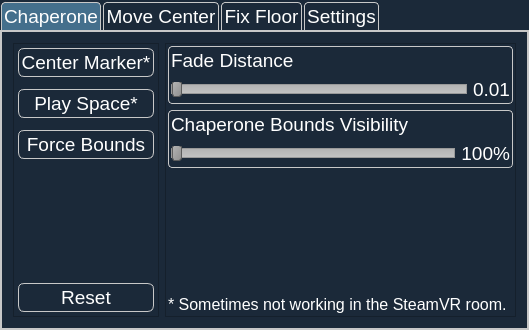
This is ui/overlaywidget.ui in OpenVR-Advanced-Settings/OpenVR-AdvancedSettings as Qt 5 draws it before an edit. The edited form follows.
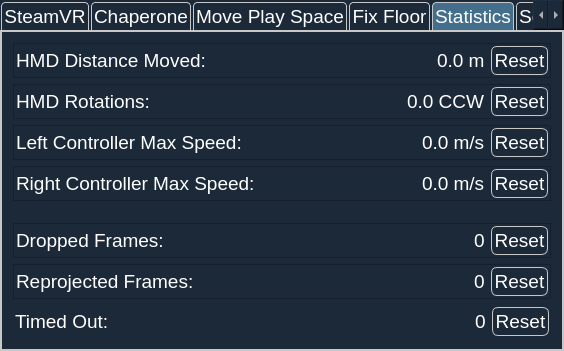
This is the edited form. The open tabs and pages were chosen to show the change.

Patch:
```diff
--- a/ui/overlaywidget.ui
+++ b/ui/overlaywidget.ui
@@ -6,8 +6,8 @@
    <rect>
     <x>0</x>
     <y>0</y>
-    <width>529</width>
-    <height>330</height>
+    <width>564</width>
+    <height>351</height>
    </rect>
   </property>
   <property name="windowTitle">
@@ -97,12 +97,12 @@
     border-radius: 3px;
 }
 
-#FadeDistanceFrame, #ColorAlphaFrame {
+#FadeDistanceFrame, #ColorAlphaFrame, #SupersamplingFrame {
     border: 1px solid rgb(200, 200, 200);
     border-radius: 4px;
 }
 
-#ChaperoneHelpLabel {
+#ChaperoneHelpLabel, #SteamVRHelpLabel {
 	font: 12pt;
 }
 
@@ -129,6 +129,193 @@
      <property name="currentIndex">
       <number>0</number>
      </property>
+     <widget class="QWidget" name="SteamVRTab">
+      <attribute name="title">
+       <string>SteamVR</string>
+      </attribute>
+      <layout class="QVBoxLayout" name="verticalLayout_9">
+       <property name="spacing">
+        <number>12</number>
+       </property>
+       <item>
+        <widget class="QFrame" name="SupersamplingFrame">
+         <property name="frameShape">
+          <enum>QFrame::StyledPanel</enum>
+         </property>
+         <property name="frameShadow">
+          <enum>QFrame::Raised</enum>
+         </property>
+         <layout class="QVBoxLayout" name="verticalLayout_8">
+          <property name="leftMargin">
+           <number>2</number>
+          </property>
+          <property name="topMargin">
+           <number>2</number>
+          </property>
+          <property name="rightMargin">
+           <number>2</number>
+          </property>
+          <property name="bottomMargin">
+           <number>2</number>
+          </property>
+          <item>
+           <widget class="QLabel" name="label_5">
+            <property name="text">
+             <string>Supersampling*</string>
+            </property>
+           </widget>
+          </item>
+          <item>
+           <widget class="QWidget" name="widget_7" native="true">
+            <layout class="QHBoxLayout" name="horizontalLayout_13">
+             <property name="leftMargin">
+              <number>0</number>
+             </property>
+             <property name="topMargin">
+              <number>0</number>
+             </property>
+             <property name="rightMargin">
+              <number>0</number>
+             </property>
+             <property name="bottomMargin">
+              <number>0</number>
+             </property>
+             <item>
+              <widget class="QSlider" name="SupersamplingSlider">
+               <property name="minimum">
+                <number>1</number>
+               </property>
+               <property name="maximum">
+                <number>40</number>
+               </property>
+               <property name="pageStep">
+                <number>5</number>
+               </property>
+               <property name="value">
+                <number>10</number>
+               </property>
+               <property name="orientation">
+                <enum>Qt::Horizontal</enum>
+               </property>
+              </widget>
+             </item>
+             <item>
+              <widget class="QLabel" name="SupersamplingLabel">
+               <property name="minimumSize">
+                <size>
+                 <width>30</width>
+                 <height>0</height>
+                </size>
+               </property>
+               <property name="text">
+                <string>1.0</string>
+               </property>
+               <property name="alignment">
+                <set>Qt::AlignRight|Qt::AlignTrailing|Qt::AlignVCenter</set>
+               </property>
+              </widget>
+             </item>
+            </layout>
+           </widget>
+          </item>
+         </layout>
+        </widget>
+       </item>
+       <item>
+        <widget class="QWidget" name="widget_6" native="true">
+         <layout class="QHBoxLayout" name="horizontalLayout_15">
+          <property name="leftMargin">
+           <number>2</number>
+          </property>
+          <property name="topMargin">
+           <number>2</number>
+          </property>
+          <property name="rightMargin">
+           <number>2</number>
+          </property>
+          <property name="bottomMargin">
+           <number>2</number>
+          </property>
+          <item>
+           <widget class="QPushButton" name="ReprojectionToggle">
+            <property name="text">
+             <string>Allow Reprojection*</string>
+            </property>
+            <property name="checkable">
+             <bool>true</bool>
+            </property>
+           </widget>
+          </item>
+          <item>
+           <widget class="QPushButton" name="ForceReprojectionToggle">
+            <property name="text">
+             <string>Force Reprojection*</string>
+            </property>
+            <property name="checkable">
+             <bool>true</bool>
+            </property>
+           </widget>
+          </item>
+         </layout>
+        </widget>
+       </item>
+       <item>
+        <spacer name="verticalSpacer_7">
+         <property name="orientation">
+          <enum>Qt::Vertical</enum>
+         </property>
+         <property name="sizeHint" stdset="0">
+          <size>
+           <width>20</width>
+           <height>40</height>
+          </size>
+         </property>
+        </spacer>
+       </item>
+       <item>
+        <widget class="QWidget" name="widget_4" native="true">
+         <layout class="QHBoxLayout" name="horizontalLayout_14">
+          <property name="spacing">
+           <number>6</number>
+          </property>
+          <property name="leftMargin">
+           <number>2</number>
+          </property>
+          <property name="topMargin">
+           <number>2</number>
+          </property>
+          <property name="rightMargin">
+           <number>2</number>
+          </property>
+          <property name="bottomMargin">
+           <number>2</number>
+          </property>
+          <item>
+           <widget class="QPushButton" name="SteamVRResetButton">
+            <property name="text">
+             <string>Reset</string>
+            </property>
+           </widget>
+          </item>
+          <item>
+           <widget class="QPushButton" name="SteamVRRestartButton">
+            <property name="text">
+             <string>Restart SteamVR</string>
+            </property>
+           </widget>
+          </item>
+         </layout>
+        </widget>
+       </item>
+       <item>
+        <widget class="QLabel" name="SteamVRHelpLabel">
+         <property name="text">
+          <string>* Requires Restart</string>
+         </property>
+        </widget>
+       </item>
+      </layout>
+     </widget>
      <widget class="QWidget" name="ChaperoneTab">
       <attribute name="title">
        <string>Chaperone</string>
@@ -406,7 +593,7 @@
              </font>
             </property>
             <property name="text">
-             <string>* Sometimes not working in the SteamVR room.</string>
+             <string>* Not always working in the SteamVR room.</string>
             </property>
             <property name="wordWrap">
              <bool>true</bool>
@@ -420,11 +607,102 @@
      </widget>
      <widget class="QWidget" name="MoveTab">
       <attribute name="title">
-       <string>Move Center</string>
+       <string>Move Play Space</string>
       </attribute>
       <layout class="QVBoxLayout" name="verticalLayout_6">
        <item>
-        <widget class="QFrame" name="frame_3">
+        <widget class="QFrame" name="frame_9">
+         <property name="frameShape">
+          <enum>QFrame::StyledPanel</enum>
+         </property>
+         <property name="frameShadow">
+          <enum>QFrame::Raised</enum>
+         </property>
+         <layout class="QHBoxLayout" name="horizontalLayout_12">
+          <property name="leftMargin">
+           <number>2</number>
+          </property>
+          <property name="topMargin">
+           <number>2</number>
+          </property>
+          <property name="rightMargin">
+           <number>2</number>
+          </property>
+          <property name="bottomMargin">
+           <number>2</number>
+          </property>
+          <item>
+           <spacer name="horizontalSpacer_2">
+            <property name="orientation">
+             <enum>Qt::Horizontal</enum>
+            </property>
+            <property name="sizeHint" stdset="0">
+             <size>
+              <width>40</width>
+              <height>20</height>
+             </size>
+            </property>
+           </spacer>
+          </item>
+          <item>
+           <widget class="QPushButton" name="MoveCenterStandingSwitch">
+            <property name="enabled">
+             <bool>false</bool>
+            </property>
+            <property name="minimumSize">
+             <size>
+              <width>100</width>
+              <height>0</height>
+             </size>
+            </property>
+            <property name="text">
+             <string>Standing</string>
+            </property>
+            <property name="checkable">
+             <bool>true</bool>
+            </property>
+            <property name="checked">
+             <bool>true</bool>
+            </property>
+           </widget>
+          </item>
+          <item>
+           <widget class="QPushButton" name="MoveCenterSeatedSwitch">
+            <property name="enabled">
+             <bool>false</bool>
+            </property>
+            <property name="minimumSize">
+             <size>
+              <width>100</width>
+              <height>0</height>
+             </size>
+            </property>
+            <property name="text">
+             <string>Seated</string>
+            </property>
+            <property name="checkable">
+             <bool>true</bool>
+            </property>
+           </widget>
+          </item>
+          <item>
+           <spacer name="horizontalSpacer_3">
+            <property name="orientation">
+             <enum>Qt::Horizontal</enum>
+            </property>
+            <property name="sizeHint" stdset="0">
+             <size>
+              <width>40</width>
+              <height>20</height>
+             </size>
+            </property>
+           </spacer>
+          </item>
+         </layout>
+        </widget>
+       </item>
+       <item>
+        <widget class="QFrame" name="XAxisFrame">
          <property name="frameShape">
           <enum>QFrame::StyledPanel</enum>
          </property>
@@ -543,7 +821,7 @@
         </widget>
        </item>
        <item>
-        <widget class="QFrame" name="frame_4">
+        <widget class="QFrame" name="YAxisFrame">
          <property name="frameShape">
           <enum>QFrame::StyledPanel</enum>
          </property>
@@ -902,6 +1180,426 @@
        </item>
       </layout>
      </widget>
+     <widget class="QWidget" name="tab">
+      <attribute name="title">
+       <string>Statistics</string>
+      </attribute>
+      <layout class="QVBoxLayout" name="verticalLayout_10">
+       <item>
+        <widget class="QFrame" name="frame_10">
+         <property name="frameShape">
+          <enum>QFrame::StyledPanel</enum>
+         </property>
+         <property name="frameShadow">
+          <enum>QFrame::Raised</enum>
+         </property>
+         <layout class="QHBoxLayout" name="horizontalLayout_16">
+          <property name="leftMargin">
+           <number>2</number>
+          </property>
+          <property name="topMargin">
+           <number>2</number>
+          </property>
+          <property name="rightMargin">
+           <number>2</number>
+          </property>
+          <property name="bottomMargin">
+           <number>2</number>
+          </property>
+          <item>
+           <widget class="QLabel" name="label_7">
+            <property name="text">
+             <string>HMD Distance Moved:</string>
+            </property>
+           </widget>
+          </item>
+          <item>
+           <spacer name="horizontalSpacer_5">
+            <property name="orientation">
+             <enum>Qt::Horizontal</enum>
+            </property>
+            <property name="sizeHint" stdset="0">
+             <size>
+              <width>40</width>
+              <height>20</height>
+             </size>
+            </property>
+           </spacer>
+          </item>
+          <item>
+           <widget class="QLabel" name="StatsDistanceLabel">
+            <property name="text">
+             <string>0.0 m</string>
+            </property>
+           </widget>
+          </item>
+          <item>
+           <widget class="QPushButton" name="StatsDistanceResetButton">
+            <property name="text">
+             <string>Reset</string>
+            </property>
+           </widget>
+          </item>
+         </layout>
+        </widget>
+       </item>
+       <item>
+        <widget class="QFrame" name="frame_21">
+         <property name="frameShape">
+          <enum>QFrame::StyledPanel</enum>
+         </property>
+         <property name="frameShadow">
+          <enum>QFrame::Raised</enum>
+         </property>
+         <layout class="QHBoxLayout" name="horizontalLayout_32">
+          <property name="leftMargin">
+           <number>2</number>
+          </property>
+          <property name="topMargin">
+           <number>2</number>
+          </property>
+          <property name="rightMargin">
+           <number>2</number>
+          </property>
+          <property name="bottomMargin">
+           <number>2</number>
+          </property>
+          <item>
+           <widget class="QLabel" name="label_19">
+            <property name="text">
+             <string>HMD Rotations:</string>
+            </property>
+           </widget>
+          </item>
+          <item>
+           <spacer name="horizontalSpacer_15">
+            <property name="orientation">
+             <enum>Qt::Horizontal</enum>
+            </property>
+            <property name="sizeHint" stdset="0">
+             <size>
+              <width>40</width>
+              <height>20</height>
+             </size>
+            </property>
+           </spacer>
+          </item>
+          <item>
+           <widget class="QLabel" name="StatsRotationLabel">
+            <property name="text">
+             <string>0.0 CCW</string>
+            </property>
+           </widget>
+          </item>
+          <item>
+           <widget class="QPushButton" name="StatsRotationResetButton">
+            <property name="text">
+             <string>Reset</string>
+            </property>
+           </widget>
+          </item>
+         </layout>
+        </widget>
+       </item>
+       <item>
+        <widget class="QFrame" name="frame_11">
+         <property name="frameShape">
+          <enum>QFrame::StyledPanel</enum>
+         </property>
+         <property name="frameShadow">
+          <enum>QFrame::Raised</enum>
+         </property>
+         <layout class="QHBoxLayout" name="horizontalLayout_17">
+          <property name="leftMargin">
+           <number>2</number>
+          </property>
+          <property name="topMargin">
+           <number>2</number>
+          </property>
+          <property name="rightMargin">
+           <number>2</number>
+          </property>
+          <property name="bottomMargin">
+           <number>2</number>
+          </property>
+          <item>
+           <widget class="QLabel" name="label_9">
+            <property name="text">
+             <string>Left Controller Max Speed:</string>
+            </property>
+           </widget>
+          </item>
+          <item>
+           <spacer name="horizontalSpacer_8">
+            <property name="orientation">
+             <enum>Qt::Horizontal</enum>
+            </property>
+            <property name="sizeHint" stdset="0">
+             <size>
+              <width>40</width>
+              <height>20</height>
+             </size>
+            </property>
+           </spacer>
+          </item>
+          <item>
+           <widget class="QLabel" name="StatsLeftMaxSpeedLabel">
+            <property name="text">
+             <string>0.0 m/s</string>
+            </property>
+           </widget>
+          </item>
+          <item>
+           <widget class="QPushButton" name="StatsLeftMaxSpeedResetButton">
+            <property name="text">
+             <string>Reset</string>
+            </property>
+           </widget>
+          </item>
+         </layout>
+        </widget>
+       </item>
+       <item>
+        <widget class="QFrame" name="frame_12">
+         <property name="frameShape">
+          <enum>QFrame::StyledPanel</enum>
+         </property>
+         <property name="frameShadow">
+          <enum>QFrame::Raised</enum>
+         </property>
+         <layout class="QHBoxLayout" name="horizontalLayout_18">
+          <property name="leftMargin">
+           <number>2</number>
+          </property>
+          <property name="topMargin">
+           <number>2</number>
+          </property>
+          <property name="rightMargin">
+           <number>2</number>
+          </property>
+          <property name="bottomMargin">
+           <number>2</number>
+          </property>
+          <item>
+           <widget class="QLabel" name="label_10">
+            <property name="text">
+             <string>Right Controller Max Speed:</string>
+            </property>
+           </widget>
+          </item>
+          <item>
+           <spacer name="horizontalSpacer_9">
+            <property name="orientation">
+             <enum>Qt::Horizontal</enum>
+            </property>
+            <property name="sizeHint" stdset="0">
+             <size>
+              <width>40</width>
+              <height>20</height>
+             </size>
+            </property>
+           </spacer>
+          </item>
+          <item>
+           <widget class="QLabel" name="StatsRightMaxSpeedLabel">
+            <property name="text">
+             <string>0.0 m/s</string>
+            </property>
+           </widget>
+          </item>
+          <item>
+           <widget class="QPushButton" name="StatsRightMaxSpeedResetButton">
+            <property name="text">
+             <string>Reset</string>
+            </property>
+           </widget>
+          </item>
+         </layout>
+        </widget>
+       </item>
+       <item>
+        <spacer name="verticalSpacer_8">
+         <property name="orientation">
+          <enum>Qt::Vertical</enum>
+         </property>
+         <property name="sizeHint" stdset="0">
+          <size>
+           <width>20</width>
+           <height>111</height>
+          </size>
+         </property>
+        </spacer>
+       </item>
+       <item>
+        <widget class="QFrame" name="frame_3">
+         <property name="frameShape">
+          <enum>QFrame::StyledPanel</enum>
+         </property>
+         <property name="frameShadow">
+          <enum>QFrame::Raised</enum>
+         </property>
+         <layout class="QHBoxLayout" name="horizontalLayout_22">
+          <property name="leftMargin">
+           <number>2</number>
+          </property>
+          <property name="topMargin">
+           <number>2</number>
+          </property>
+          <property name="rightMargin">
+           <number>2</number>
+          </property>
+          <property name="bottomMargin">
+           <number>2</number>
+          </property>
+          <item>
+           <widget class="QLabel" name="label_12">
+            <property name="text">
+             <string>Dropped Frames:</string>
+            </property>
+           </widget>
+          </item>
+          <item>
+           <spacer name="horizontalSpacer_12">
+            <property name="orientation">
+             <enum>Qt::Horizontal</enum>
+            </property>
+            <property name="sizeHint" stdset="0">
+             <size>
+              <width>364</width>
+              <height>20</height>
+             </size>
+            </property>
+           </spacer>
+          </item>
+          <item>
+           <widget class="QLabel" name="DroppedFramesLabel">
+            <property name="text">
+             <string>0</string>
+            </property>
+           </widget>
+          </item>
+          <item>
+           <widget class="QPushButton" name="DroppedFramesResetButton">
+            <property name="text">
+             <string>Reset</string>
+            </property>
+           </widget>
+          </item>
+         </layout>
+        </widget>
+       </item>
+       <item>
+        <widget class="QFrame" name="frame_4">
+         <property name="frameShape">
+          <enum>QFrame::StyledPanel</enum>
+         </property>
+         <property name="frameShadow">
+          <enum>QFrame::Raised</enum>
+         </property>
+         <layout class="QHBoxLayout" name="horizontalLayout_23">
+          <property name="leftMargin">
+           <number>2</number>
+          </property>
+          <property name="topMargin">
+           <number>2</number>
+          </property>
+          <property name="rightMargin">
+           <number>2</number>
+          </property>
+          <property name="bottomMargin">
+           <number>2</number>
+          </property>
+          <item>
+           <widget class="QLabel" name="label_14">
+            <property name="text">
+             <string>Reprojected Frames:</string>
+            </property>
+           </widget>
+          </item>
+          <item>
+           <spacer name="horizontalSpacer_13">
+            <property name="orientation">
+             <enum>Qt::Horizontal</enum>
+            </property>
+            <property name="sizeHint" stdset="0">
+             <size>
+              <width>336</width>
+              <height>20</height>
+             </size>
+            </property>
+           </spacer>
+          </item>
+          <item>
+           <widget class="QLabel" name="ReprojectedFramesLabel">
+            <property name="text">
+             <string>0</string>
+            </property>
+           </widget>
+          </item>
+          <item>
+           <widget class="QPushButton" name="ReprojectedFramesResetButton">
+            <property name="text">
+             <string>Reset</string>
+            </property>
+           </widget>
+          </item>
+         </layout>
+        </widget>
+       </item>
+       <item>
+        <widget class="QWidget" name="widget_10" native="true">
+         <layout class="QHBoxLayout" name="horizontalLayout_24">
+          <property name="leftMargin">
+           <number>2</number>
+          </property>
+          <property name="topMargin">
+           <number>2</number>
+          </property>
+          <property name="rightMargin">
+           <number>2</number>
+          </property>
+          <property name="bottomMargin">
+           <number>2</number>
+          </property>
+          <item>
+           <widget class="QLabel" name="label_16">
+            <property name="text">
+             <string>Timed Out:</string>
+            </property>
+           </widget>
+          </item>
+          <item>
+           <spacer name="horizontalSpacer_14">
+            <property name="orientation">
+             <enum>Qt::Horizontal</enum>
+            </property>
+            <property name="sizeHint" stdset="0">
+             <size>
+              <width>418</width>
+              <height>20</height>
+             </size>
+            </property>
+           </spacer>
+          </item>
+          <item>
+           <widget class="QLabel" name="TimedOutLabel">
+            <property name="text">
+             <string>0</string>
+            </property>
+           </widget>
+          </item>
+          <item>
+           <widget class="QPushButton" name="TimedOutResetButton">
+            <property name="text">
+             <string>Reset</string>
+            </property>
+           </widget>
+          </item>
+         </layout>
+        </widget>
+       </item>
+      </layout>
+     </widget>
      <widget class="QWidget" name="SettingsTab">
       <attribute name="title">
        <string>Settings</string>
```
Left out of the diff: 192 changed lines with no effect on the pictures.
